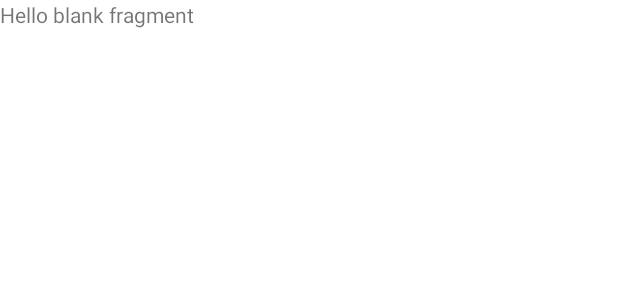
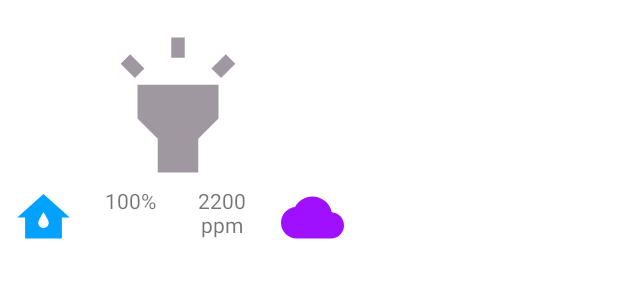
Before and after one commit to Knackie/android, an Android app: the layout fragment_bloc_information_capteor.xml on its own in the app's theme, with its tools: preview values and no code run, on a phone screen of 412 x 824 dp. Shown: the top 300 px of the screen. Run offline under Robolectric (Android 15) with nearby library versions, the phone set to English and light mode, and no system bars.

```diff
--- a/app/build.gradle
+++ b/app/build.gradle
@@ -35,6 +35,7 @@ dependencies {
     implementation 'androidx.navigation:navigation-fragment:2.3.0'
     implementation 'androidx.navigation:navigation-ui:2.3.0'
     implementation 'androidx.legacy:legacy-support-v4:1.0.0'
+    implementation "androidx.cardview:cardview:1.0.0"
     testImplementation 'junit:junit:4.13'
     androidTestImplementation 'androidx.test.ext:junit:1.1.2'
     androidTestImplementation 'androidx.test.espresso:espresso-core:3.3.0'
--- a/app/src/main/java/com/example/projetamio/Parameters.java
+++ b/app/src/main/java/com/example/projetamio/Parameters.java
@@ -1,5 +1,5 @@
 package com.example.projetamio;
 
 public class Parameters {
-    public static final String URLData = "https://qmillardet.github.io/API/android/example.json";
+    public static final String URLData = "http://iotlab.telecomnancy.eu:8080/iotlab/rest/data/1/temperature/last";
 }
--- /dev/null
+++ b/app/src/main/res/drawable/co2.xml
@@ -0,0 +1,5 @@
+<vector android:height="24dp" android:tint="#9E10FF"
+    android:viewportHeight="24" android:viewportWidth="24"
+    android:width="24dp" xmlns:android="http://schemas.android.com/apk/res/android">
+    <path android:fillColor="@android:color/white" android:pathData="M19.35,10.04C18.67,6.59 15.64,4 12,4 9.11,4 6.6,5.64 5.35,8.04 2.34,8.36 0,10.91 0,14c0,3.31 2.69,6 6,6h13c2.76,0 5,-2.24 5,-5 0,-2.64 -2.05,-4.78 -4.65,-4.96z"/>
+</vector>
--- /dev/null
+++ b/app/src/main/res/drawable/humidity.xml
@@ -0,0 +1,5 @@
+<vector android:height="24dp" android:tint="#00A1FF"
+    android:viewportHeight="24" android:viewportWidth="24"
+    android:width="24dp" xmlns:android="http://schemas.android.com/apk/res/android">
+    <path android:fillColor="@android:color/white" android:pathData="M12,3L2,12h3v8h14v-8h3L12,3zM12,16c-1.1,0 -2,-0.9 -2,-2c0,-1.1 2,-4 2,-4s2,2.9 2,4C14,15.1 13.1,16 12,16z"/>
+</vector>
--- a/app/src/main/res/layout/fragment_bloc_information_capteor.xml
+++ b/app/src/main/res/layout/fragment_bloc_information_capteor.xml
@@ -1,14 +1,65 @@
 <?xml version="1.0" encoding="utf-8"?>
 <FrameLayout xmlns:android="http://schemas.android.com/apk/res/android"
+    xmlns:app="http://schemas.android.com/apk/res-auto"
     xmlns:tools="http://schemas.android.com/tools"
     android:layout_width="match_parent"
     android:layout_height="match_parent"
     tools:context=".BlocInformationCapteor">
 
     <!-- TODO: Update blank fragment layout -->
-    <TextView
-        android:layout_width="match_parent"
-        android:layout_height="match_parent"
-        android:text="@string/hello_blank_fragment" />
+
+    <androidx.constraintlayout.widget.ConstraintLayout
+        android:layout_width="wrap_content"
+        android:layout_height="wrap_content">
+
+        <ImageView
+            android:id="@+id/imageView"
+            android:layout_width="121dp"
+            android:layout_height="108dp"
+            android:layout_marginTop="16dp"
+            android:src="@drawable/light_off"
+            app:layout_constraintEnd_toEndOf="parent"
+            app:layout_constraintStart_toStartOf="parent"
+            app:layout_constraintTop_toTopOf="parent" />
+
+        <ImageView
+            android:id="@+id/imageView2"
+            android:layout_width="58dp"
+            android:layout_height="42dp"
+            android:src="@drawable/humidity"
+            app:layout_constraintEnd_toStartOf="@+id/imageView"
+            app:layout_constraintHorizontal_bias="1.0"
+            app:layout_constraintStart_toStartOf="parent"
+            app:layout_constraintTop_toBottomOf="@+id/imageView" />
+
+        <ImageView
+            android:id="@+id/co2"
+            android:layout_width="58dp"
+            android:layout_height="42dp"
+            android:src="@drawable/co2"
+            app:layout_constraintEnd_toEndOf="parent"
+            app:layout_constraintHorizontal_bias="0.0"
+            app:layout_constraintStart_toEndOf="@+id/imageView"
+            app:layout_constraintTop_toBottomOf="@+id/imageView" />
+
+        <TextView
+            android:id="@+id/humidity_text"
+            android:layout_width="57dp"
+            android:layout_height="41dp"
+            android:text="100%"
+            android:textAlignment="center"
+            app:layout_constraintStart_toEndOf="@+id/imageView2"
+            app:layout_constraintTop_toBottomOf="@+id/imageView" />
+
+        <TextView
+            android:id="@+id/co2_text"
+            android:layout_width="62dp"
+            android:layout_height="41dp"
+            android:text="2200 ppm"
+            android:textAlignment="center"
+            app:layout_constraintEnd_toStartOf="@+id/co2"
+            app:layout_constraintTop_toBottomOf="@+id/imageView" />
+
+    </androidx.constraintlayout.widget.ConstraintLayout>
 
 </FrameLayout>
--- a/app/src/main/res/layout/fragment_first.xml
+++ b/app/src/main/res/layout/fragment_first.xml
@@ -31,7 +31,7 @@
         android:layout_marginBottom="100dp"
         android:text="@string/Unknown"
         android:textAlignment="center"
-        app:layout_constraintBottom_toTopOf="@+id/buttonOff"
+        app:layout_constraintBottom_toTopOf="@+id/viewMoteButton"
         app:layout_constraintEnd_toEndOf="parent"
         app:layout_constraintHorizontal_bias="0.5"
         app:layout_constraintStart_toEndOf="@+id/TV5" />
@@ -84,12 +84,12 @@
         android:layout_marginBottom="16dp"
         android:text="On/Off"
         app:layout_constraintBottom_toBottomOf="parent"
-        app:layout_constraintEnd_toStartOf="@+id/buttonOff"
+        app:layout_constraintEnd_toStartOf="@+id/viewMoteButton"
         app:layout_constraintHorizontal_bias="0.5"
         app:layout_constraintStart_toStartOf="parent" />
 
     <Button
-        android:id="@+id/buttonOff"
+        android:id="@+id/viewMoteButton"
         android:layout_width="wrap_content"
         android:layout_height="wrap_content"
         android:layout_marginStart="96dp"
```
Also changed, not shown: app/src/main/AndroidManifest.xml (+5 -2 lines), app/src/main/java/com/example/projetamio/DatareceiverFromServerService.java (+35 -16 lines), app/src/main/java/com/example/projetamio/DonneesLampe.java (+42 -17 lines), app/src/main/java/com/example/projetamio/ListMoteLayout.java (added, +43 -0 lines), app/src/main/java/com/example/projetamio/MainActivity.java (+13 -0 lines), app/src/main/java/com/example/projetamio/MyAdapter.java (added, +76 -0 lines), app/src/main/res/layout/activity_list_mote_layout.xml (added, +18 -0 lines).
